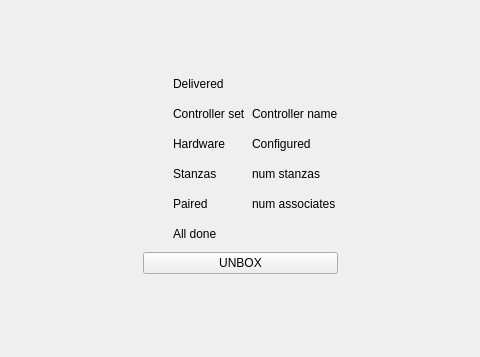
First picture: the form in src/libs/libagent/agent/AgentUnboxingWizard.ui, repository mrdeveloperdude/OctoMY, before the edit; both pictures show x 191 to 671 and y 184 to 541 of the 863 by 970 pixel window.
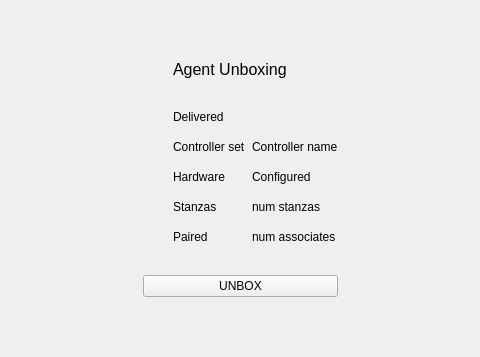
Second picture: the form after the edit. Custom widgets are drawn as their Qt base class.

What changed in the file:
```diff
--- a/src/libs/libagent/agent/AgentUnboxingWizard.ui
+++ b/src/libs/libagent/agent/AgentUnboxingWizard.ui
@@ -87,65 +87,14 @@
    </item>
    <item row="1" column="1">
     <layout class="QGridLayout" name="gridLayout">
-     <item row="5" column="0">
-      <widget class="LightWidget" name="lightWidgetAllDone" native="true">
-       <property name="minimumSize">
-        <size>
-         <width>24</width>
-         <height>24</height>
-        </size>
-       </property>
-      </widget>
-     </item>
-     <item row="0" column="1">
-      <widget class="QLabel" name="labelDelivered">
+     <item row="5" column="2">
+      <widget class="QLabel" name="labelStanzasCount">
        <property name="text">
-        <string>Delivered</string>
+        <string>num stanzas</string>
        </property>
       </widget>
      </item>
-     <item row="2" column="0">
-      <widget class="LightWidget" name="lightWidgetHardwareConfigured" native="true">
-       <property name="minimumSize">
-        <size>
-         <width>24</width>
-         <height>24</height>
-        </size>
-       </property>
-      </widget>
-     </item>
-     <item row="5" column="1">
-      <widget class="QLabel" name="labelAllDone">
-       <property name="text">
-        <string>All done</string>
-       </property>
-      </widget>
-     </item>
-     <item row="4" column="1">
-      <widget class="QLabel" name="labelPaired">
-       <property name="text">
-        <string>Paired</string>
-       </property>
-      </widget>
-     </item>
-     <item row="1" column="2">
-      <widget class="QLabel" name="labelControllerName">
-       <property name="text">
-        <string>Controller name</string>
-       </property>
-      </widget>
-     </item>
-     <item row="4" column="0">
-      <widget class="LightWidget" name="lightWidgetPaired" native="true">
-       <property name="minimumSize">
-        <size>
-         <width>24</width>
-         <height>24</height>
-        </size>
-       </property>
-      </widget>
-     </item>
-     <item row="1" column="0">
+     <item row="3" column="0">
       <widget class="LightWidget" name="lightWidgetControllerSet" native="true">
        <property name="minimumSize">
         <size>
@@ -155,63 +104,72 @@
        </property>
       </widget>
      </item>
-     <item row="2" column="1">
-      <widget class="QLabel" name="labelHardware">
-       <property name="text">
-        <string>Hardware</string>
-       </property>
-      </widget>
-     </item>
-     <item row="0" column="2">
-      <widget class="IdenticonLabel" name="widgetDeliveredIdenticon" native="true">
-       <property name="minimumSize">
-        <size>
-         <width>0</width>
-         <height>0</height>
-        </size>
-       </property>
-      </widget>
-     </item>
-     <item row="0" column="0">
-      <widget class="LightWidget" name="lightWidgetDelivered" native="true">
-       <property name="minimumSize">
-        <size>
-         <width>24</width>
-         <height>24</height>
-        </size>
-       </property>
-      </widget>
-     </item>
-     <item row="1" column="1">
+     <item row="3" column="1">
       <widget class="QLabel" name="labelControllerSet">
        <property name="text">
         <string>Controller set</string>
        </property>
       </widget>
      </item>
-     <item row="3" column="1">
+     <item row="6" column="1">
+      <widget class="QLabel" name="labelPaired">
+       <property name="text">
+        <string>Paired</string>
+       </property>
+      </widget>
+     </item>
+     <item row="5" column="1">
       <widget class="QLabel" name="labelStanzas">
        <property name="text">
         <string>Stanzas</string>
        </property>
       </widget>
      </item>
-     <item row="3" column="2">
-      <widget class="QLabel" name="labelStanzasCount">
+     <item row="4" column="1">
+      <widget class="QLabel" name="labelHardware">
        <property name="text">
-        <string>num stanzas</string>
+        <string>Hardware</string>
        </property>
       </widget>
      </item>
-     <item row="4" column="2">
+     <item row="0" column="1" colspan="2">
+      <widget class="QLabel" name="labelDelivered_2">
+       <property name="font">
+        <font>
+         <pointsize>12</pointsize>
+        </font>
+       </property>
+       <property name="text">
+        <string>Agent Unboxing</string>
+       </property>
+      </widget>
+     </item>
+     <item row="4" column="0">
+      <widget class="LightWidget" name="lightWidgetHardwareConfigured" native="true">
+       <property name="minimumSize">
+        <size>
+         <width>24</width>
+         <height>24</height>
+        </size>
+       </property>
+      </widget>
+     </item>
+     <item row="1" column="1">
+      <widget class="QLabel" name="labelSpacing">
+       <property name="text">
+        <string/>
+       </property>
+      </widget>
+     </item>
+     <item row="6" column="2">
       <widget class="QLabel" name="labelAssociateCount">
        <property name="text">
         <string>num associates</string>
        </property>
       </widget>
      </item>
-     <item row="3" column="0">
-      <widget class="LightWidget" name="lightWidgetStanzasConfigured" native="true">
+     <item row="2" column="0">
+      <widget class="LightWidget" name="lightWidgetDelivered" native="true">
        <property name="minimumSize">
         <size>
          <width>24</width>
@@ -220,13 +178,64 @@
        </property>
       </widget>
      </item>
+     <item row="2" column="1">
+      <widget class="QLabel" name="labelDelivered">
+       <property name="text">
+        <string>Delivered</string>
+       </property>
+      </widget>
+     </item>
      <item row="2" column="2">
+      <widget class="IdenticonLabel" name="widgetDeliveredIdenticon" native="true">
+       <property name="minimumSize">
+        <size>
+         <width>0</width>
+         <height>0</height>
+        </size>
+       </property>
+      </widget>
+     </item>
+     <item row="4" column="2">
       <widget class="QLabel" name="labelHardwareConfigured">
        <property name="text">
         <string>Configured</string>
        </property>
       </widget>
      </item>
+     <item row="5" column="0">
+      <widget class="LightWidget" name="lightWidgetStanzasConfigured" native="true">
+       <property name="minimumSize">
+        <size>
+         <width>24</width>
+         <height>24</height>
+        </size>
+       </property>
+      </widget>
+     </item>
+     <item row="3" column="2">
+      <widget class="QLabel" name="labelControllerName">
+       <property name="text">
+        <string>Controller name</string>
+       </property>
+      </widget>
+     </item>
+     <item row="6" column="0">
+      <widget class="LightWidget" name="lightWidgetPaired" native="true">
+       <property name="minimumSize">
+        <size>
+         <width>24</width>
+         <height>24</height>
+        </size>
+       </property>
+      </widget>
+     </item>
+     <item row="7" column="1">
+      <widget class="QLabel" name="labelSpacing_2">
+       <property name="text">
+        <string/>
+       </property>
+      </widget>
+     </item>
     </layout>
    </item>
   </layout>
```
